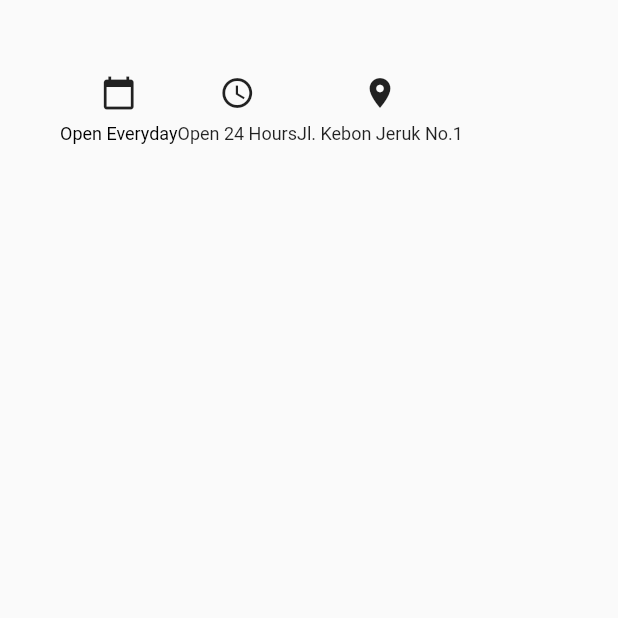
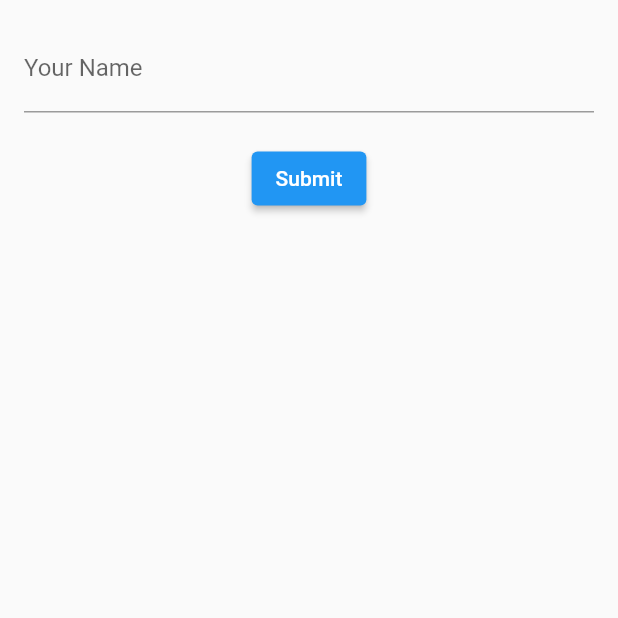
Before and after one commit to Bean791/flutter_application_2, a Flutter app: the screen it shows after launch, on a phone screen of 412 x 824 dp, the top half of it. Run offline on Flutter 3.47's test engine with Material 2 defaults, Android fonts, the phone set to English and light mode, and no system bars.

Commit message:
belajar text filde

```diff
--- a/lib/main.dart
+++ b/lib/main.dart
@@ -137,38 +137,36 @@ class DetailScreen extends StatelessWidget {
   @override
   Widget build(BuildContext context) {
     return Scaffold(
-      body: Column(children: <Widget>[
-        Container(margin: EdgeInsets.only(top: 50, left: 40, right: 40),
-        child: Row(
+      body:Padding(
+        padding: const EdgeInsets.all(16.0),
+        child: Column(
+          children: [
+            TextField(
+              decoration: InputDecoration(
+                hintText: 'Write your name here...',
+                labelText: 'Your Name',
+              ),
+              onChanged: (String value) {
+                print(value);
 
-          children: <Widget>[
-          Column(
-          children: <Widget>[
-            Icon(Icons.calendar_today),
-            SizedBox(height: 8.0),
-            Text('Open Everyday', textAlign: TextAlign.center, style: TextStyle(fontSize: 12, color: Colors.black)),
-            Padding(padding: EdgeInsets.all(8.0)),
+              },
+            ),
+            SizedBox(height: 20),
+            ElevatedButton(
+              onPressed: () {
+                showDialog(
+                    context: context,
+                    builder: (context) {
+                      return AlertDialog(
+                        content: Text('Hello, world!'),
+                      );
+                    });
+              },
+              child: Text('Submit'),
+            )
           ],
         ),
-          Column( children: <Widget>[
-            Icon(Icons.access_time),
-            SizedBox(height: 8.0),
-            Text('Open 24 Hours', textAlign: TextAlign.center, style: TextStyle(fontSize: 12),),
-            Padding(padding: EdgeInsets.all(8.0)),
-          ],),
-          Column( children: <Widget>[
-            Icon(Icons.location_on),
-            SizedBox(height: 8.0),
-            Text('Jl. Kebon Jeruk No.1',  textAlign: TextAlign.center,style: TextStyle(fontSize: 12)),
-            Padding(padding: EdgeInsets.all(8.0)),
-
-          ],)
-
-            ],
-        ),),
-
-      ]
-      ,)
+      ),
     );
   }
 }
```
